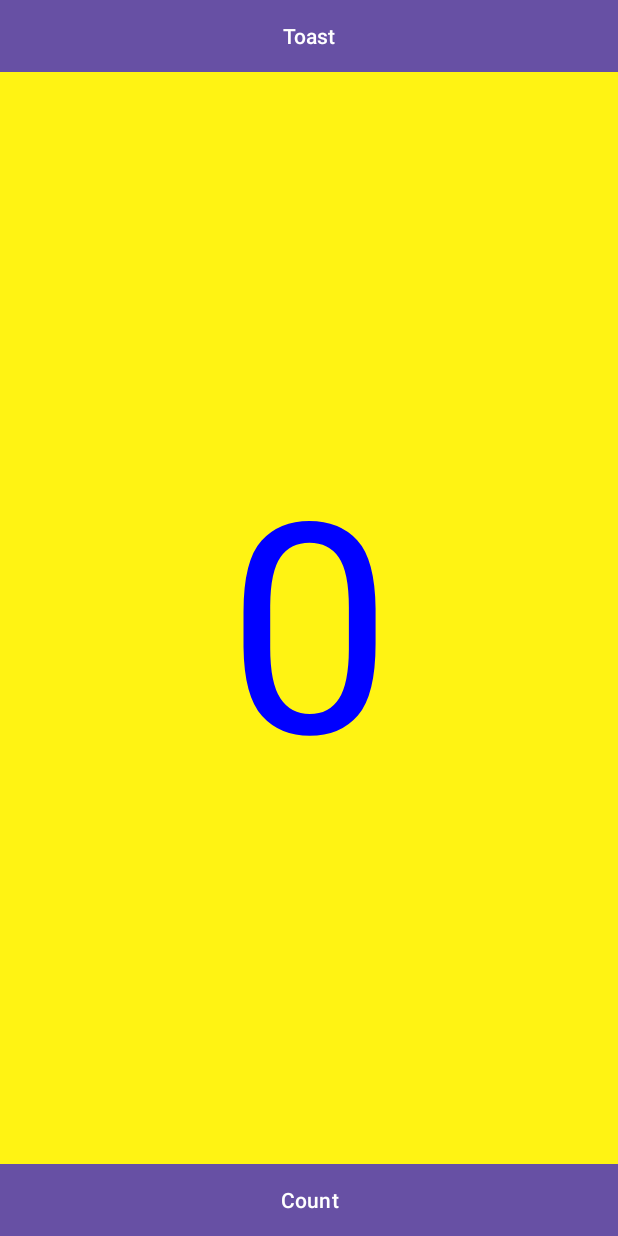
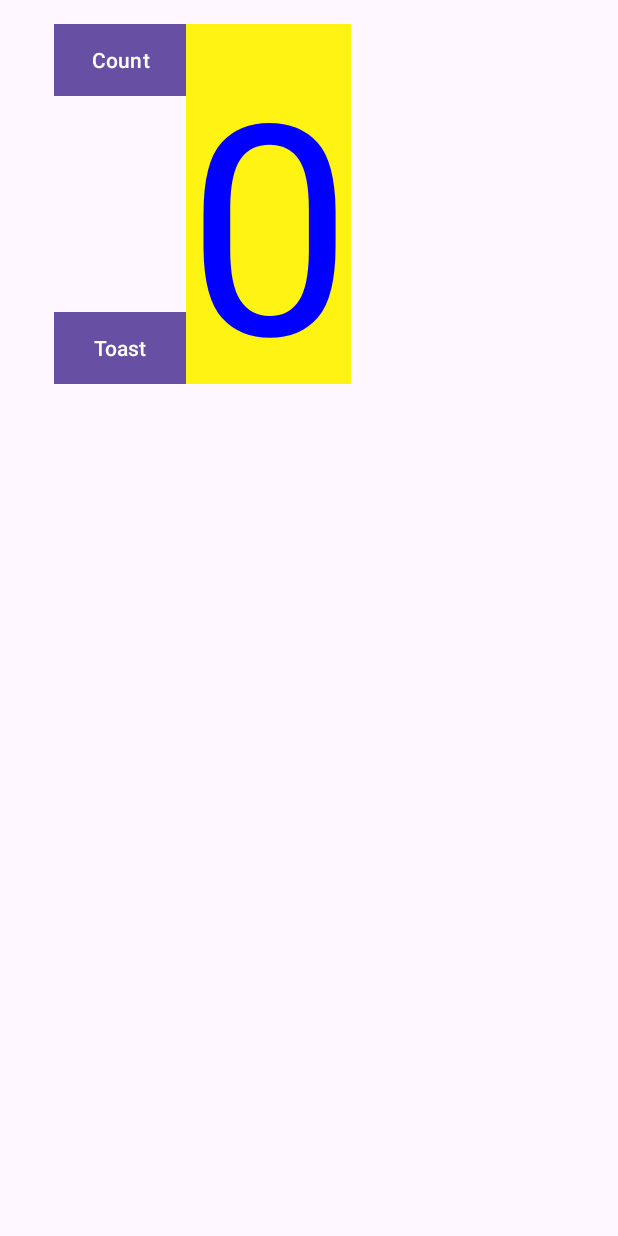
Before and after one commit to DavidGeorgievPetrunov/TASK_12B_David_Petrunov, an Android app: the screen it shows after launch (MainActivity), on a phone screen of 412 x 824 dp. Run offline under Robolectric (Android 15) with nearby library versions, the phone set to English and light mode, and no system bars.

Commit message:
ConstraintLayout

```diff
--- a/app/src/main/res/layout/activity_main.xml
+++ b/app/src/main/res/layout/activity_main.xml
@@ -1,5 +1,6 @@
 <?xml version="1.0" encoding="utf-8"?>
-<LinearLayout xmlns:android="http://schemas.android.com/apk/res/android"
+<androidx.constraintlayout.widget.ConstraintLayout xmlns:android="http://schemas.android.com/apk/res/android"
+    xmlns:app="http://schemas.android.com/apk/res-auto"
     xmlns:tools="http://schemas.android.com/tools"
     android:id="@+id/constraintLayout"
     android:layout_width="match_parent"
@@ -7,30 +8,49 @@
     android:orientation="vertical"
     tools:context=".MainActivity">
 
+
     <Button
         android:id="@+id/button_toast"
-        android:layout_width="match_parent"
+        android:layout_width="wrap_content"
         android:layout_height="wrap_content"
+        android:layout_marginStart="48dp"
+        android:layout_marginTop="208dp"
+        android:layout_marginEnd="161dp"
         android:background="@color/black"
-        android:text="Toast" />
+        android:text="Toast"
+        app:layout_constraintEnd_toStartOf="@+id/show_count"
+        app:layout_constraintHorizontal_bias="0.069"
+        app:layout_constraintStart_toStartOf="parent"
+        app:layout_constraintTop_toTopOf="parent" />
+
 
     <TextView
         android:id="@+id/show_count"
-    android:layout_width="match_parent"
+        android:layout_width="110dp"
         android:layout_height="0dp"
+        android:layout_marginStart="124dp"
         android:layout_weight="1"
         android:background="#FFF313"
         android:gravity="center"
         android:text="0"
         android:textColor="#FF0000FF"
-    android:textSize="196sp" />
+        android:textSize="196sp"
+        app:layout_constraintBottom_toBottomOf="@+id/button_toast"
+        app:layout_constraintStart_toStartOf="parent"
+        app:layout_constraintTop_toTopOf="@+id/button_count"
+        app:layout_constraintVertical_bias="0.0" />
+
 
     <Button
         android:id="@+id/button_count"
-        android:layout_width="match_parent"
+        android:layout_width="wrap_content"
         android:layout_height="wrap_content"
-        android:layout_gravity="center_horizontal"
+        android:layout_marginStart="36dp"
+        android:layout_marginTop="16dp"
         android:background="#230C0C"
-        android:text="Count" />
+        android:text="Count"
+        app:layout_constraintStart_toStartOf="parent"
+        app:layout_constraintTop_toTopOf="parent" />
 
-</LinearLayout>
+
+</androidx.constraintlayout.widget.ConstraintLayout>
```
Lines whose indentation alone changed are shown as unchanged.
